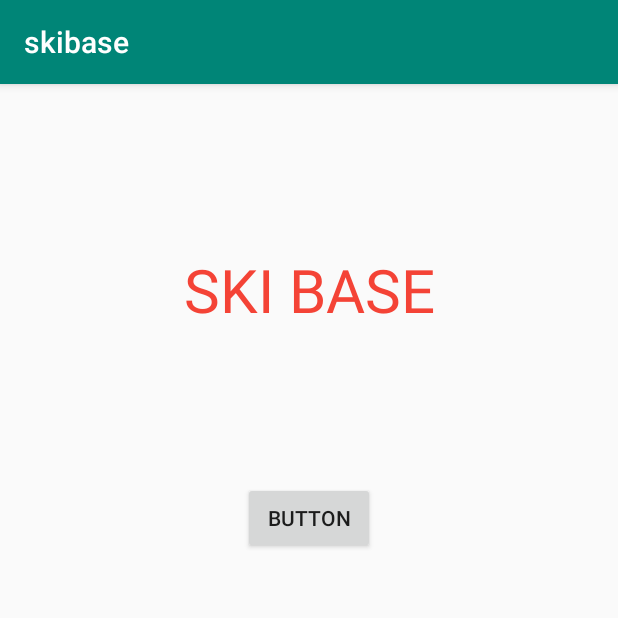
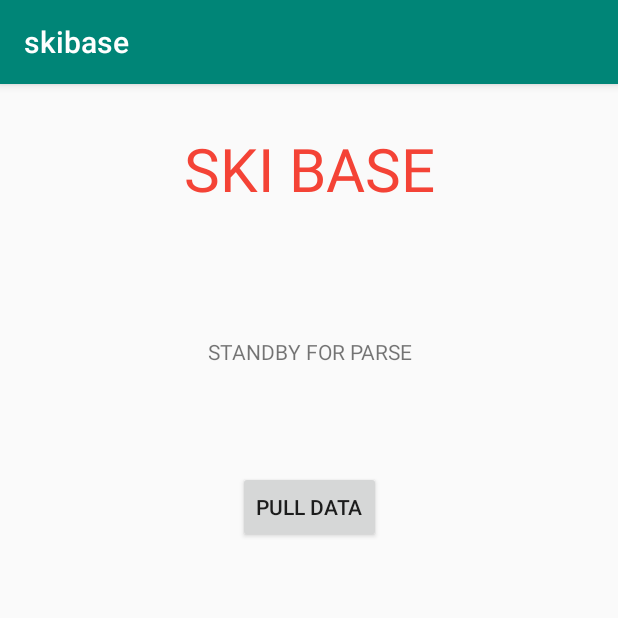
Before and after one commit to DSchriemer/Ski-Base, an Android app: the screen it shows after launch (MainActivity), on a phone screen of 412 x 824 dp, the top half of it. Run offline under Robolectric (Android 15) with nearby library versions, the phone set to English and light mode, and no system bars.

Commit message:
Finally parsing data

```diff
--- a/app/build.gradle
+++ b/app/build.gradle
@@ -19,10 +19,12 @@ android {
 }
 
 dependencies {
+    implementation 'org.jsoup:jsoup:1.11.2'
     implementation fileTree(dir: 'libs', include: ['*.jar'])
     implementation 'androidx.appcompat:appcompat:1.0.2'
     implementation 'androidx.constraintlayout:constraintlayout:1.1.3'
     testImplementation 'junit:junit:4.12'
     androidTestImplementation 'androidx.test.ext:junit:1.1.0'
     androidTestImplementation 'androidx.test.espresso:espresso-core:3.1.1'
+    implementation 'androidx.recyclerview:recyclerview:1.0.0'
 }
--- a/app/src/main/AndroidManifest.xml
+++ b/app/src/main/AndroidManifest.xml
@@ -2,7 +2,11 @@
 <manifest xmlns:android="http://schemas.android.com/apk/res/android"
     package="com.example.skibase">
 
+    <uses-permission android:name="android.permission.INTERNET"/>
+    <uses-permission android:name="android.permission.ACCESS_NETWORK_STATE" />
+
     <application
+        android:usesCleartextTraffic="true"
         android:allowBackup="true"
         android:icon="@mipmap/ic_launcher"
         android:label="@string/app_name"
--- a/app/src/main/java/com/example/skibase/MainActivity.java
+++ b/app/src/main/java/com/example/skibase/MainActivity.java
@@ -8,25 +8,79 @@ import android.widget.Button;
 
 import android.os.Bundle;
 
-public class MainActivity extends AppCompatActivity implements View.OnClickListener {
+import org.jsoup.Jsoup;
+import org.jsoup.nodes.Document;
+import org.jsoup.nodes.Element;
+import org.jsoup.select.Elements;
 
-    Button buttonA;
-    TextView txt;
+import java.io.IOException;
+
+public class MainActivity extends AppCompatActivity {
+
+    Button getBtn;
+    TextView result;
 
 
     @Override
     protected void onCreate(Bundle savedInstanceState) {
         super.onCreate(savedInstanceState);
         setContentView(R.layout.activity_main);
-        buttonA = (Button)findViewById(R.id.buttonA);
-        txt = (TextView)findViewById(R.id.txt);
-        buttonA.setOnClickListener(this);
+        result = (TextView) findViewById(R.id.result);
+        getBtn = (Button) findViewById(R.id.launchBtn);
+        getBtn.setOnClickListener(new View.OnClickListener() {
+            @Override
+            public void onClick(View view) {
+                getWebsite();
+            }
+        });
+
     }
 
-    @Override
-    public void onClick(View view) {
-        if(view.getId()==R.id.buttonA){
-            txt.setText("button clicked");
-        }
+   // @Override
+    //public void onClick(View view) {
+    //    if(view.getId()==R.id.buttonA){
+    //        txt.setText("button clicked");
+    //    }
+    //}
+
+    private void getWebsite()
+    {
+        new Thread(new Runnable() {
+            @Override
+            public void run() {
+                final StringBuilder builder = new StringBuilder();
+
+
+                try {
+                    System.out.println("Trying here!!!");
+                    Document doc = Jsoup.connect("http://www.ssaurel.com/blog").get();
+                    System.out.println("Trying here1.5!!!");
+                    String title = doc.title();
+                    Elements links = doc.select("a[href]");
+                    System.out.println("Trying here2!!!");
+                    builder.append(title).append("\n");
+                    System.out.println("Trying here3!!!");
+                    for ( Element link : links){
+                        System.out.println("ow ow ow!!!");
+                        builder.append("\n").append("Link: ").append(link.attr("href"))
+                                .append("\n").append("Text: ").append(link.text());
+                    }
+                }
+                catch (IOException e) {
+                    builder.append("error").append(e.getMessage()).append("\n");
+                    System.out.println(e.getMessage());
+                }
+
+                runOnUiThread(new Runnable() {
+                    @Override
+                    public void run() {
+                        result.setText(builder.toString());
+                    }
+                });
+
+
+            }
+        }).start();
+
     }
 }
--- a/app/src/main/res/layout/activity_main.xml
+++ b/app/src/main/res/layout/activity_main.xml
@@ -12,32 +12,46 @@
         android:layout_height="wrap_content"
         android:layout_marginStart="165dp"
         android:layout_marginLeft="165dp"
-        android:layout_marginTop="109dp"
+        android:layout_marginTop="29dp"
         android:layout_marginEnd="188dp"
         android:layout_marginRight="188dp"
-        android:layout_marginBottom="603dp"
         android:text="SKI BASE"
         android:textColor="#F44336"
         android:textSize="40sp"
-        app:layout_constraintBottom_toBottomOf="parent"
         app:layout_constraintEnd_toEndOf="parent"
         app:layout_constraintHorizontal_bias="0.394"
         app:layout_constraintStart_toStartOf="parent"
-        app:layout_constraintTop_toTopOf="parent"
-        app:layout_constraintVertical_bias="0.485" />
+        app:layout_constraintTop_toTopOf="parent" />
 
     <Button
-        android:id="@+id/buttonA"
+        android:id="@+id/launchBtn"
         android:layout_width="wrap_content"
         android:layout_height="wrap_content"
         android:layout_marginStart="162dp"
         android:layout_marginLeft="162dp"
-        android:layout_marginTop="92dp"
+        android:layout_marginTop="52dp"
         android:layout_marginEnd="162dp"
         android:layout_marginRight="162dp"
-        android:layout_marginBottom="445dp"
-        android:text="Button"
+        android:layout_marginBottom="444dp"
+        android:text="Pull Data"
         app:layout_constraintBottom_toBottomOf="parent"
+        app:layout_constraintEnd_toEndOf="parent"
+        app:layout_constraintHorizontal_bias="0.545"
+        app:layout_constraintStart_toStartOf="parent"
+        app:layout_constraintTop_toBottomOf="@+id/result" />
+
+    <TextView
+        android:id="@+id/result"
+        android:layout_width="wrap_content"
+        android:layout_height="wrap_content"
+        android:layout_marginStart="177dp"
+        android:layout_marginLeft="177dp"
+        android:layout_marginTop="85dp"
+        android:layout_marginEnd="175dp"
+        android:layout_marginRight="175dp"
+        android:layout_marginBottom="471dp"
+        android:text="STANDBY FOR PARSE"
+        app:layout_constraintBottom_toTopOf="@+id/buttonA"
         app:layout_constraintEnd_toEndOf="parent"
         app:layout_constraintStart_toStartOf="parent"
         app:layout_constraintTop_toBottomOf="@+id/txt" />
```
